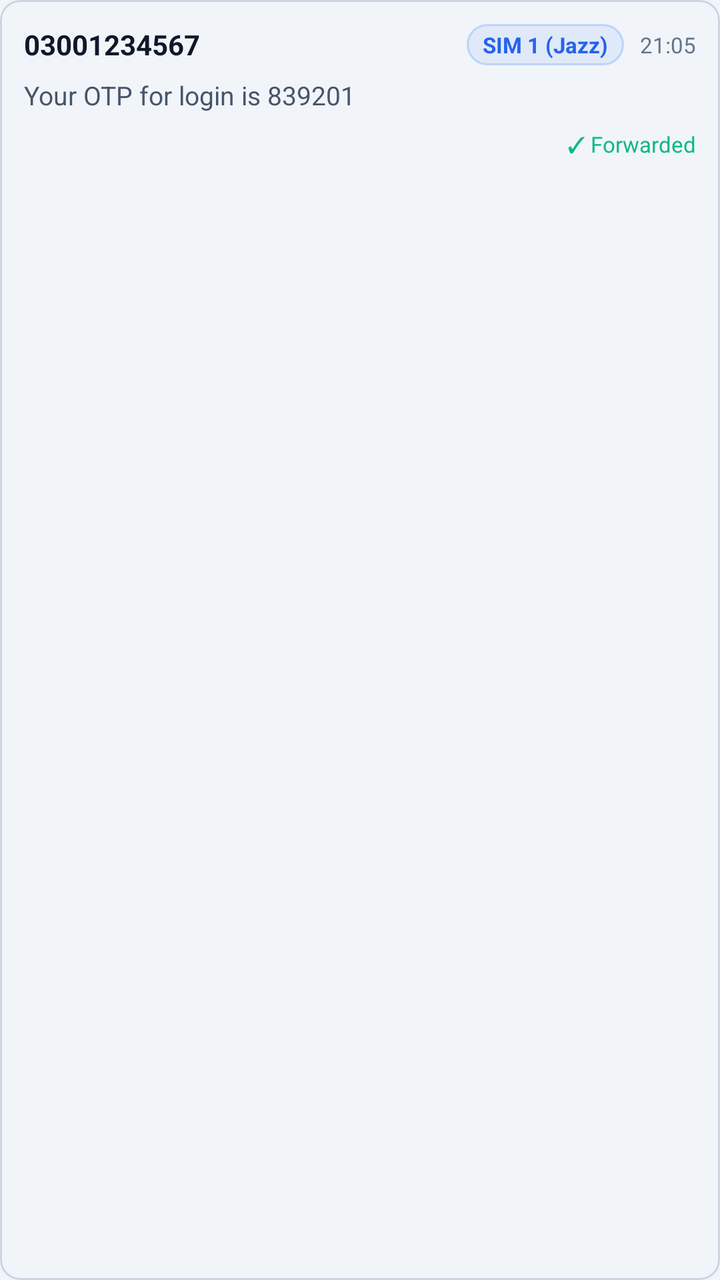
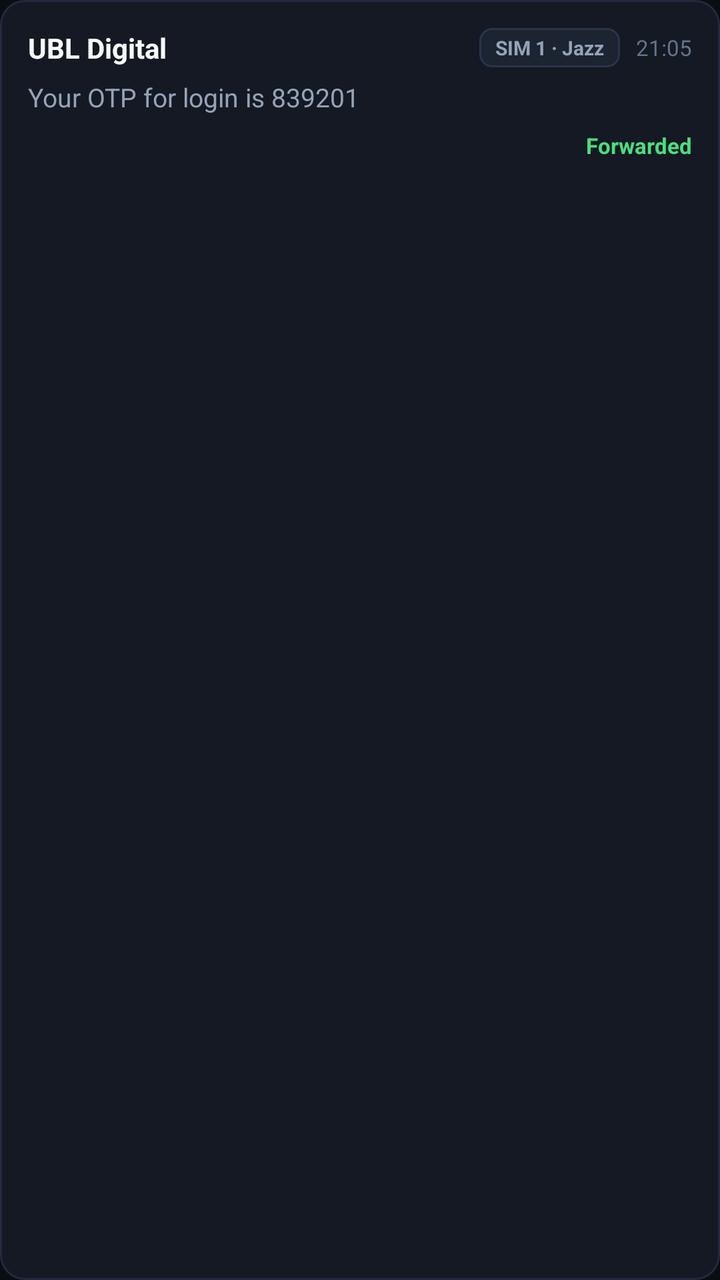

Before-and-after screenshots of an Android layout around one commit, followed by the original layout XML and the change that was made.
<!-- AndroidManifest.xml: application theme Theme.PtaForwarder -->
<!-- res/layout/item_message_log.xml -->
<?xml version="1.0" encoding="utf-8"?>
<com.google.android.material.card.MaterialCardView xmlns:android="http://schemas.android.com/apk/res/android"
    xmlns:app="http://schemas.android.com/apk/res-auto"
    android:layout_width="match_parent"
    android:layout_height="wrap_content"
    android:layout_marginBottom="10dp"
    app:cardCornerRadius="10dp"
    app:cardElevation="0dp"
    app:strokeWidth="1dp"
    app:strokeColor="@color/border"
    app:cardBackgroundColor="@color/background">

    <LinearLayout
        android:layout_width="match_parent"
        android:layout_height="wrap_content"
        android:orientation="vertical"
        android:padding="12dp">

        
        <LinearLayout
            android:layout_width="match_parent"
            android:layout_height="wrap_content"
            android:orientation="horizontal"
            android:gravity="center_vertical">

            <TextView
                android:id="@+id/tvMsgSender"
                android:layout_width="0dp"
                android:layout_height="wrap_content"
                android:layout_weight="1"
                android:text="03001234567"
                android:textSize="14sp"
                android:textStyle="bold"
                android:textColor="@color/text_primary" />

            <TextView
                android:id="@+id/tvMsgSimBadge"
                android:layout_width="wrap_content"
                android:layout_height="wrap_content"
                android:paddingHorizontal="8dp"
                android:paddingVertical="3dp"
                android:text="SIM 1 (Jazz)"
                android:textSize="11sp"
                android:textStyle="bold"
                android:textColor="@color/primary"
                android:background="@drawable/bg_pill_primary" />

            <TextView
                android:id="@+id/tvMsgTime"
                android:layout_width="wrap_content"
                android:layout_height="wrap_content"
                android:layout_marginStart="8dp"
                android:text="21:05"
                android:textSize="11sp"
                android:textColor="@color/text_muted" />
        </LinearLayout>

        
        <TextView
            android:id="@+id/tvMsgBody"
            android:layout_width="match_parent"
            android:layout_height="wrap_content"
            android:layout_marginTop="6dp"
            android:text="Your OTP for login is 839201"
            android:textSize="13sp"
            android:textColor="@color/text_secondary"
            android:maxLines="4" />

        
        <LinearLayout
            android:layout_width="match_parent"
            android:layout_height="wrap_content"
            android:layout_marginTop="8dp"
            android:gravity="center_vertical"
            android:orientation="horizontal">

            <TextView
                android:id="@+id/tvMsgOtpBadge"
                android:layout_width="wrap_content"
                android:layout_height="wrap_content"
                android:paddingHorizontal="8dp"
                android:paddingVertical="2dp"
                android:text="🔑 OTP: 839201"
                android:textSize="11sp"
                android:textStyle="bold"
                android:textColor="@color/accent"
                android:background="@drawable/bg_pill_accent"
                android:visibility="gone" />

            <View
                android:layout_width="0dp"
                android:layout_height="1dp"
                android:layout_weight="1" />

            <TextView
                android:id="@+id/tvMsgStatus"
                android:layout_width="wrap_content"
                android:layout_height="wrap_content"
                android:text="✓ Forwarded"
                android:textSize="11sp"
                android:textColor="@color/accent" />
        </LinearLayout>
    </LinearLayout>
</com.google.android.material.card.MaterialCardView>
<!-- resources referenced by this layout -->
<resources>
  <color name="accent">#10B981</color>
  <color name="background">#F1F5F9</color>
  <color name="border">#CBD5E1</color>
  <color name="primary">#2563EB</color>
  <color name="text_muted">#64748B</color>
  <color name="text_primary">#0F172A</color>
  <color name="text_secondary">#475569</color>
  <!-- drawable bg_pill_accent (drawable) -->
  <?xml version="1.0" encoding="utf-8"?>
  <shape xmlns:android="http://schemas.android.com/apk/res/android"
      android:shape="rectangle">
      <corners android:radius="100dp" />
      <solid android:color="#1A10B981" />
      <stroke android:width="1dp" android:color="#4010B981" />
  </shape>
  <!-- drawable bg_pill_primary (drawable) -->
  <?xml version="1.0" encoding="utf-8"?>
  <shape xmlns:android="http://schemas.android.com/apk/res/android"
      android:shape="rectangle">
      <corners android:radius="100dp" />
      <solid android:color="#1A3B82F6" />
      <stroke android:width="1dp" android:color="#403B82F6" />
  </shape>
  <style name="Theme.PtaForwarder" parent="Theme.MaterialComponents.DayNight.NoActionBar">
          <item name="colorPrimary">@color/primary</item>
          <item name="colorPrimaryVariant">@color/primary_dark</item>
          <item name="colorSecondary">@color/accent</item>
          <item name="android:statusBarColor">@color/background</item>
          <item name="android:windowBackground">@color/background</item>
          <item name="android:textColorPrimary">@color/text_primary</item>
          <item name="android:textColorSecondary">@color/text_secondary</item>
      </style>
  <color name="primary_dark">#1D4ED8</color>
</resources>

<!-- the commit's change to res/layout/item_message_log.xml (unified diff, before → after) -->
@@ -1,104 +1,96 @@
 <?xml version="1.0" encoding="utf-8"?>
-<com.google.android.material.card.MaterialCardView xmlns:android="http://schemas.android.com/apk/res/android"
-    xmlns:app="http://schemas.android.com/apk/res-auto"
+<LinearLayout xmlns:android="http://schemas.android.com/apk/res/android"
     android:layout_width="match_parent"
     android:layout_height="wrap_content"
-    android:layout_marginBottom="10dp"
-    app:cardCornerRadius="10dp"
-    app:cardElevation="0dp"
-    app:strokeWidth="1dp"
-    app:strokeColor="@color/border"
-    app:cardBackgroundColor="@color/background">
+    android:layout_marginBottom="8dp"
+    android:background="@drawable/bg_grouped_container"
+    android:orientation="vertical"
+    android:padding="14dp">
 
+    
     <LinearLayout
         android:layout_width="match_parent"
         android:layout_height="wrap_content"
-        android:orientation="vertical"
-        android:padding="12dp">
+        android:orientation="horizontal"
+        android:gravity="center_vertical">
 
-        
-        <LinearLayout
-            android:layout_width="match_parent"
+        <TextView
+            android:id="@+id/tvMsgSender"
+            android:layout_width="0dp"
             android:layout_height="wrap_content"
-            android:orientation="horizontal"
-            android:gravity="center_vertical">
+            android:layout_weight="1"
+            android:text="UBL Digital"
+            android:textSize="14sp"
+            android:textStyle="bold"
+            android:textColor="@color/text_primary" />
 
-            <TextView
-                android:id="@+id/tvMsgSender"
-                android:layout_width="0dp"
-                android:layout_height="wrap_content"
-                android:layout_weight="1"
-                android:text="03001234567"
-                android:textSize="14sp"
-                android:textStyle="bold"
-                android:textColor="@color/text_primary" />
+        <TextView
+            android:id="@+id/tvMsgSimBadge"
+            android:layout_width="wrap_content"
+            android:layout_height="wrap_content"
+            android:paddingHorizontal="8dp"
+            android:paddingVertical="3dp"
+            android:text="SIM 1 · Jazz"
+            android:textSize="10sp"
+            android:textStyle="bold"
+            android:textColor="@color/badge_sim_text"
+            android:background="@drawable/bg_badge_sim" />
 
-            <TextView
-                android:id="@+id/tvMsgSimBadge"
-                android:layout_width="wrap_content"
-                android:layout_height="wrap_content"
-                android:paddingHorizontal="8dp"
-                android:paddingVertical="3dp"
-                android:text="SIM 1 (Jazz)"
-                android:textSize="11sp"
-                android:textStyle="bold"
-                android:textColor="@color/primary"
-                android:background="@drawable/bg_pill_primary" />
+        <TextView
+            android:id="@+id/tvMsgTime"
+            android:layout_width="wrap_content"
+            android:layout_height="wrap_content"
+            android:layout_marginStart="8dp"
+            android:text="21:05"
+            android:textSize="11sp"
+            android:textColor="@color/text_muted" />
+    </LinearLayout>
 
-            <TextView
-                android:id="@+id/tvMsgTime"
-                android:layout_width="wrap_content"
-                android:layout_height="wrap_content"
-                android:layout_marginStart="8dp"
-                android:text="21:05"
-                android:textSize="11sp"
-                android:textColor="@color/text_muted" />
-        </LinearLayout>
+    
+    <TextView
+        android:id="@+id/tvMsgBody"
+        android:layout_width="match_parent"
+        android:layout_height="wrap_content"
+        android:layout_marginTop="6dp"
+        android:text="Your OTP for login is 839201"
+        android:textSize="13sp"
+        android:textColor="@color/text_secondary"
+        android:maxLines="4" />
 
-        
+    
+    <LinearLayout
+        android:layout_width="match_parent"
+        android:layout_height="wrap_content"
+        android:layout_marginTop="8dp"
+        android:gravity="center_vertical"
+        android:orientation="horizontal">
+
         <TextView
-            android:id="@+id/tvMsgBody"
-            android:layout_width="match_parent"
+            android:id="@+id/tvMsgOtpBadge"
+            android:layout_width="wrap_content"
             android:layout_height="wrap_content"
-            android:layout_marginTop="6dp"
-            android:text="Your OTP for login is 839201"
-            android:textSize="13sp"
-            android:textColor="@color/text_secondary"
-            android:maxLines="4" />
+            android:paddingHorizontal="10dp"
+            android:paddingVertical="4dp"
+            android:text="OTP: 839201 · Copy"
+            android:textSize="11sp"
+            android:textStyle="bold"
+            android:fontFamily="monospace"
+            android:textColor="@color/badge_otp_text"
+            android:background="@drawable/bg_badge_otp"
+            android:visibility="gone" />
 
-        
-        <LinearLayout
-            android:layout_width="match_parent"
+        <View
+            android:layout_width="0dp"
+            android:layout_height="1dp"
+            android:layout_weight="1" />
+
+        <TextView
+            android:id="@+id/tvMsgStatus"
+            android:layout_width="wrap_content"
             android:layout_height="wrap_content"
-            android:layout_marginTop="8dp"
-            android:gravity="center_vertical"
-            android:orientation="horizontal">
-
-            <TextView
-                android:id="@+id/tvMsgOtpBadge"
-                android:layout_width="wrap_content"
-                android:layout_height="wrap_content"
-                android:paddingHorizontal="8dp"
-                android:paddingVertical="2dp"
-                android:text="🔑 OTP: 839201"
-                android:textSize="11sp"
-                android:textStyle="bold"
-                android:textColor="@color/accent"
-                android:background="@drawable/bg_pill_accent"
-                android:visibility="gone" />
-
-            <View
-                android:layout_width="0dp"
-                android:layout_height="1dp"
-                android:layout_weight="1" />
-
-            <TextView
-                android:id="@+id/tvMsgStatus"
-                android:layout_width="wrap_content"
-                android:layout_height="wrap_content"
-                android:text="✓ Forwarded"
-                android:textSize="11sp"
-                android:textColor="@color/accent" />
-        </LinearLayout>
+            android:text="Forwarded"
+            android:textSize="11sp"
+            android:textStyle="bold"
+            android:textColor="@color/status_active_text" />
     </LinearLayout>
-</com.google.android.material.card.MaterialCardView>
+</LinearLayout>
<!-- resource entries referenced after the edit -->
@@ -1,37 +1,60 @@
 <!-- resources referenced by this layout -->
 <resources>
-  <color name="accent">#10B981</color>
-  <color name="background">#F1F5F9</color>
-  <color name="border">#CBD5E1</color>
-  <color name="primary">#2563EB</color>
+  <color name="badge_otp_text">#4ADE80</color>
+  <color name="badge_sim_text">#94A3B8</color>
+  <color name="status_active_text">#4ADE80</color>
   <color name="text_muted">#64748B</color>
-  <color name="text_primary">#0F172A</color>
-  <color name="text_secondary">#475569</color>
-  <!-- drawable bg_pill_accent (drawable) -->
+  <color name="text_primary">#F8FAFC</color>
+  <color name="text_secondary">#94A3B8</color>
+  <!-- drawable bg_badge_otp (drawable) -->
   <?xml version="1.0" encoding="utf-8"?>
   <shape xmlns:android="http://schemas.android.com/apk/res/android"
       android:shape="rectangle">
-      <corners android:radius="100dp" />
-      <solid android:color="#1A10B981" />
-      <stroke android:width="1dp" android:color="#4010B981" />
+      <solid android:color="@color/badge_otp_bg" />
+      <stroke
+          android:width="1dp"
+          android:color="@color/badge_otp_border" />
+      <corners android:radius="6dp" />
   </shape>
-  <!-- drawable bg_pill_primary (drawable) -->
+  <!-- drawable bg_badge_sim (drawable) -->
   <?xml version="1.0" encoding="utf-8"?>
   <shape xmlns:android="http://schemas.android.com/apk/res/android"
       android:shape="rectangle">
-      <corners android:radius="100dp" />
-      <solid android:color="#1A3B82F6" />
-      <stroke android:width="1dp" android:color="#403B82F6" />
+      <solid android:color="@color/badge_sim_bg" />
+      <stroke
+          android:width="1dp"
+          android:color="@color/badge_sim_border" />
+      <corners android:radius="6dp" />
+  </shape>
+  <!-- drawable bg_grouped_container (drawable) -->
+  <?xml version="1.0" encoding="utf-8"?>
+  <shape xmlns:android="http://schemas.android.com/apk/res/android"
+      android:shape="rectangle">
+      <solid android:color="@color/bg_surface" />
+      <stroke
+          android:width="1dp"
+          android:color="@color/border_subtle" />
+      <corners android:radius="12dp" />
   </shape>
   <style name="Theme.PtaForwarder" parent="Theme.MaterialComponents.DayNight.NoActionBar">
-          <item name="colorPrimary">@color/primary</item>
-          <item name="colorPrimaryVariant">@color/primary_dark</item>
-          <item name="colorSecondary">@color/accent</item>
-          <item name="android:statusBarColor">@color/background</item>
-          <item name="android:windowBackground">@color/background</item>
+          <item name="colorPrimary">@color/accent_primary</item>
+          <item name="colorPrimaryVariant">@color/accent_primary_dark</item>
+          <item name="colorSecondary">@color/accent_primary</item>
+          <item name="android:statusBarColor">@color/bg_base</item>
+          <item name="android:navigationBarColor">@color/bg_surface</item>
+          <item name="android:windowBackground">@color/bg_base</item>
           <item name="android:textColorPrimary">@color/text_primary</item>
           <item name="android:textColorSecondary">@color/text_secondary</item>
+          <item name="android:colorEdgeEffect">@color/border_subtle</item>
       </style>
-  <color name="primary_dark">#1D4ED8</color>
+  <color name="badge_otp_bg">#12241A</color>
+  <color name="badge_otp_border">#1D4D32</color>
+  <color name="badge_sim_bg">#1C2331</color>
+  <color name="badge_sim_border">#2A354A</color>
+  <color name="bg_surface">#141923</color>
+  <color name="border_subtle">#222B3D</color>
+  <color name="accent_primary">#2563EB</color>
+  <color name="accent_primary_dark">#1D4ED8</color>
+  <color name="bg_base">#0A0D14</color>
 </resources>
 
